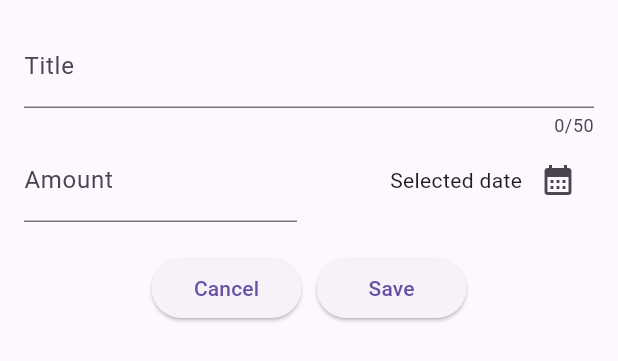
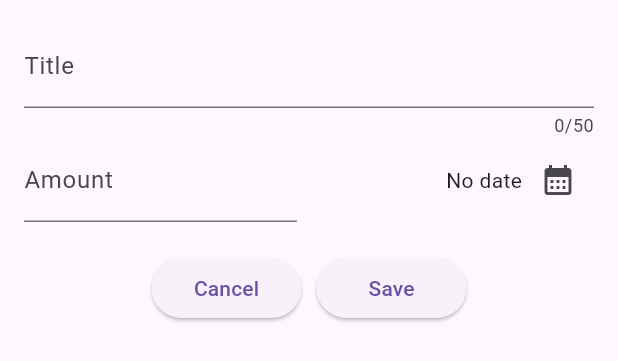
Before and after one commit to yhrjfj/expense_tracker, a Flutter app: the NewExpense widget shown alone on an empty page, opened directly, on a phone screen of 412 x 824 dp. Shown: the top 361 px of the screen. Run offline on Flutter 3.47's test engine with Material 2 defaults, Android fonts, the phone set to English and light mode, and no system bars.

Commit message:
Select date

```diff
--- a/lib/widgets/new_expense.dart
+++ b/lib/widgets/new_expense.dart
@@ -1,4 +1,7 @@
 import 'package:flutter/material.dart';
+import 'package:intl/intl.dart';
+
+final formatter = DateFormat.yMd();
 
 class NewExpense extends StatefulWidget {
   const NewExpense({super.key});
@@ -21,14 +24,19 @@ class _NewExpenseState extends State<NewExpense> {
   }
 
   // Date Picker
-  void _presentDatePicker() {
+  DateTime? _selectedDate;
+  void _presentDatePicker() async {
     final now = DateTime.now();
     final firstDate = DateTime(now.year - 1, now.month, now.day);
-    showDatePicker(
+
+    final pickedDate = await showDatePicker(
         context: context,
         initialDate: now,
         firstDate: firstDate,
         lastDate: now);
+    setState(() {
+      _selectedDate = pickedDate;
+    });
   }
 
   @override
@@ -67,7 +75,11 @@ class _NewExpenseState extends State<NewExpense> {
                   mainAxisAlignment: MainAxisAlignment.end,
                   crossAxisAlignment: CrossAxisAlignment.center,
                   children: [
-                    const Text('Selected date'),
+                    Text(
+                      _selectedDate == null
+                          ? 'No date'
+                          : formatter.format(_selectedDate!),
+                    ),
                     IconButton(
                       onPressed: _presentDatePicker,
                       icon: const Icon(Icons.calendar_month),
```
